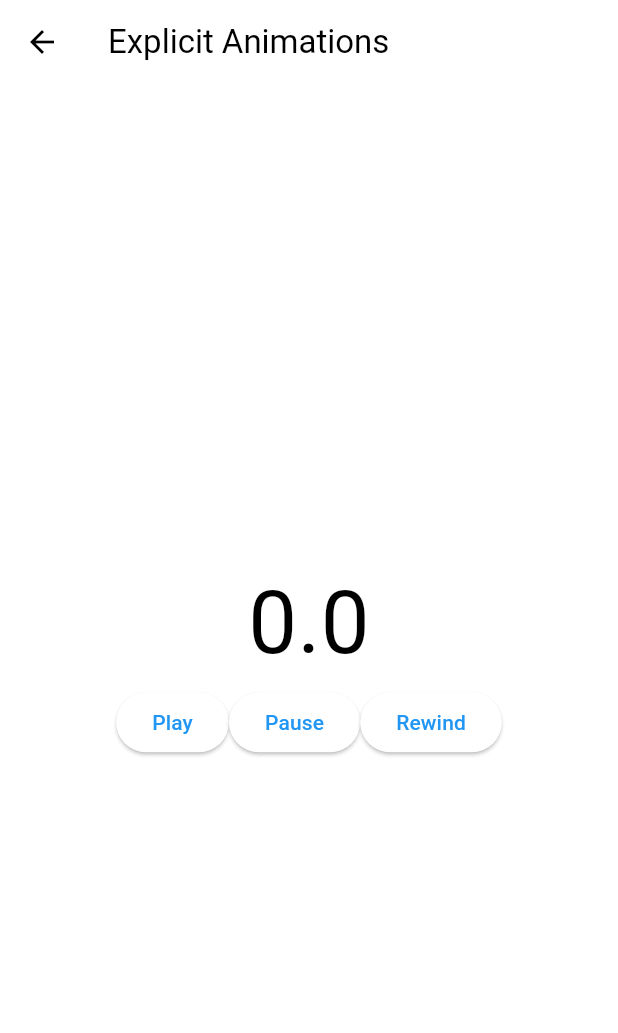
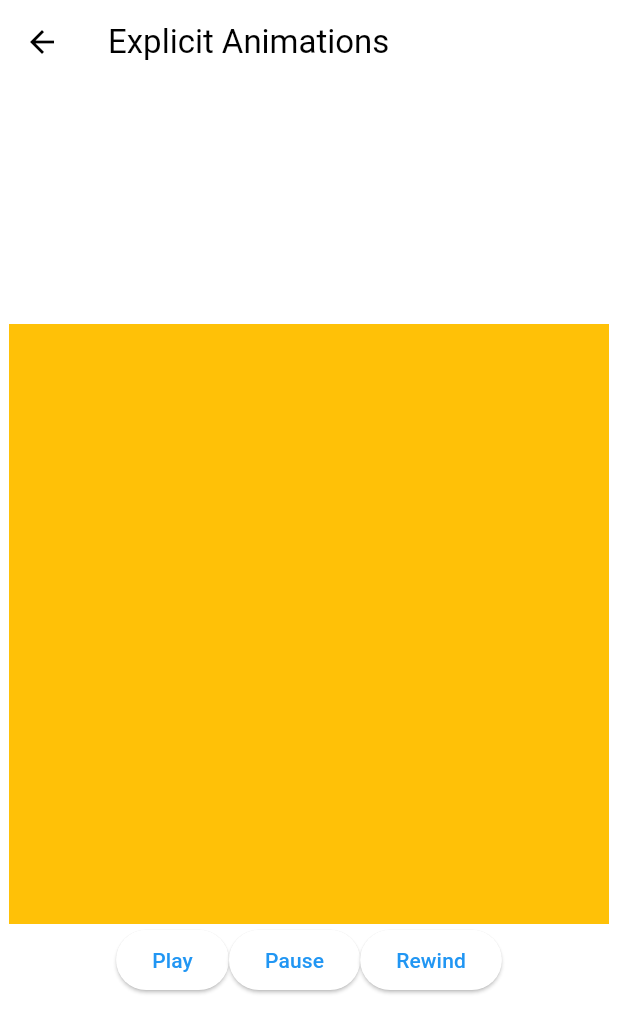
Before and after one commit to Bullets-jyr/flutter_animations_masterclass, a Flutter app: the ExplicitAnimationScreen screen opened directly, on a phone screen of 412 x 824 dp. Shown: the top 1033 px of the screen. Run offline on Flutter 3.47's test engine with Material 3 defaults, Android fonts, the phone set to English and light mode, and no system bars.

```diff
--- a/lib/screens/explicit_animation_screen.dart
+++ b/lib/screens/explicit_animation_screen.dart
@@ -31,7 +31,13 @@ class _ExplicitAnimationScreenState extends State<ExplicitAnimationScreen>
   late final AnimationController _animationController = AnimationController(
     vsync: this,
     duration: const Duration(seconds: 10),
+    lowerBound: 50.0,
+    upperBound: 100.0,
   );
+    // ..addListener(() {
+    //   // 이건 매번 컨트롤러의 값이 바뀔 때마다 함수를 실행할 거야
+    //   setState(() {});
+    // });
 
   @override
   void initState() {
@@ -61,6 +67,7 @@ class _ExplicitAnimationScreenState extends State<ExplicitAnimationScreen>
 
   @override
   Widget build(BuildContext context) {
+    print('build');
     return Scaffold(
       appBar: AppBar(
         title: Text('Explicit Animations'),
@@ -69,11 +76,24 @@ class _ExplicitAnimationScreenState extends State<ExplicitAnimationScreen>
         child: Column(
           mainAxisAlignment: MainAxisAlignment.center,
           children: [
-            Text(
-              '${_animationController.value}',
-              style: TextStyle(
-                fontSize: 58,
-              ),
+            AnimatedBuilder(
+              animation: _animationController,
+              builder: (context, child) {
+                return Opacity(
+                  opacity: _animationController.value,
+                  child: Container(
+                    color: Colors.amber,
+                    width: 400,
+                    height: 400,
+                  ),
+                );
+                // return Text(
+                //   '${_animationController.value}',
+                //   style: TextStyle(
+                //     fontSize: 58,
+                //   ),
+                // );
+              },
             ),
             Row(
               mainAxisAlignment: MainAxisAlignment.center,
```
